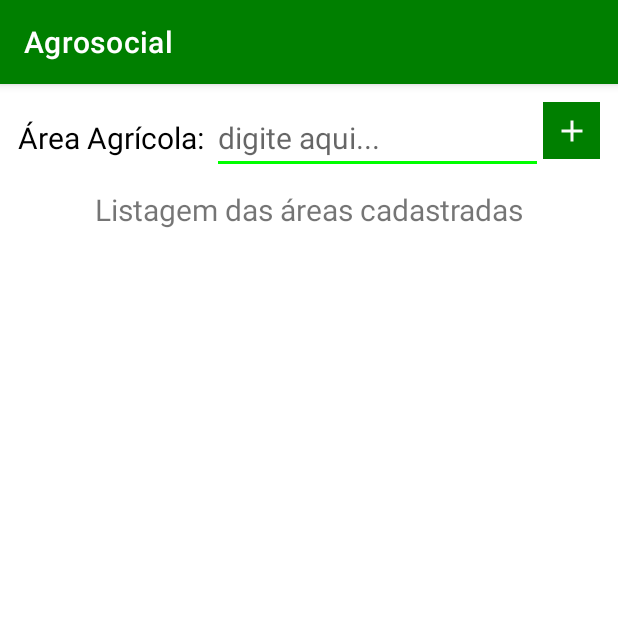
After one commit to m4rc0s5/Agrosocial, an Android app: the CadastroAreaActivity screen opened directly, with no data from a screen before it, on a phone screen of 412 x 824 dp, the top half of it. The commit adds this screen. Run offline under Robolectric (Android 15) with nearby library versions, the phone set to English and light mode, and no system bars; our stand-ins replace Firebase (no records; nobody signed in at launch, a user with empty details on screens opened directly).

Commit message:
inseri cadastro de áreas

```diff
--- a/app/build.gradle
+++ b/app/build.gradle
@@ -37,7 +37,8 @@
     androidTestImplementation 'androidx.test.ext:junit:1.1.5'
     androidTestImplementation 'androidx.test.espresso:espresso-core:3.5.1'
     implementation platform('com.google.firebase:firebase-bom:32.3.1')
+    implementation 'com.google.firebase:firebase-firestore:24.6.1'
+    implementation 'com.google.firebase:firebase-core:21.1.1'
     implementation 'com.google.firebase:firebase-analytics'
-    implementation 'com.google.firebase:firebase-firestore:24.8.1'
-    implementation 'com.google.firebase:firebase-core:21.1.1'
+    implementation 'com.google.firebase:firebase-database:20.2.2'
 }
--- /dev/null
+++ b/app/src/main/java/com/marcos/longhini/agrosocial/CadastroAreaActivity.java
@@ -0,0 +1,105 @@
+package com.marcos.longhini.agrosocial;
+
+import androidx.annotation.NonNull;
+import androidx.appcompat.app.AppCompatActivity;
+
+import android.os.Bundle;
+import android.util.Log;
+import android.view.View;
+import android.widget.ArrayAdapter;
+import android.widget.EditText;
+import android.widget.ListView;
+import android.widget.SimpleAdapter;
+
+import com.google.android.gms.tasks.OnCompleteListener;
+import com.google.android.gms.tasks.Task;
+import com.google.firebase.database.DataSnapshot;
+import com.google.firebase.database.DatabaseError;
+import com.google.firebase.database.DatabaseReference;
+import com.google.firebase.database.FirebaseDatabase;
+import com.google.firebase.database.ValueEventListener;
+
+import java.util.ArrayList;
+import java.util.HashMap;
+import java.util.List;
+import java.util.Map;
+
+public class CadastroAreaActivity extends AppCompatActivity {
+
+    private ListView listView;
+    private EditText txtAA;
+    private ArrayAdapter adapter;
+    private List<String> dataList;
+
+    @Override
+    protected void onCreate(Bundle savedInstanceState) {
+        super.onCreate(savedInstanceState);
+        setContentView(R.layout.activity_cadastro_area);
+
+        txtAA = findViewById(R.id.txtAA);
+        listView = findViewById(R.id.listView);
+
+        dataList = new ArrayList<>();
+        adapter = new ArrayAdapter(this, R.layout.simple_list_item, dataList);
+        listView.setAdapter(adapter);
+
+        carregarAA();
+
+    }
+
+    private void carregarAA() {
+
+        FirebaseDatabase database = FirebaseDatabase.getInstance();
+        DatabaseReference dataListRef = database.getReference("area_agricola");
+        dataListRef.addValueEventListener(new ValueEventListener() {
+            @Override
+            public void onDataChange(@NonNull DataSnapshot dataSnapshot) {
+
+                dataList.clear();
+                for (DataSnapshot areaSnapshot : dataSnapshot.getChildren()) {
+                    String value = areaSnapshot.getValue(String.class);
+                    Log.d("AREA", value);
+                    dataList.add(value);
+                }
+                adapter.notifyDataSetChanged();
+            }
+            @Override
+            public void onCancelled(@NonNull DatabaseError databaseError) {
+                // Handle error if data retrieval is unsuccessful
+            }
+        });
+
+    }
+
+
+    public void insereAreaClick(View view) {
+        String area = txtAA.getText().toString();
+        if (area.isEmpty()) {
+            Ferramentas.mensagem_Tela(CadastroAreaActivity.this, "Campo em branco!");
+        }
+        else {
+            FirebaseDatabase database = FirebaseDatabase.getInstance();
+            DatabaseReference dataListRef = database.getReference("area_agricola");
+
+            String newEntryKey = dataListRef.push().getKey();
+            Map<String, Object> dataToAdd = new HashMap<>();
+            dataToAdd.put(newEntryKey, area);
+
+            dataListRef.updateChildren(dataToAdd).addOnCompleteListener(new OnCompleteListener<Void>() {
+                @Override
+                public void onComplete(@NonNull Task<Void> task) {
+                    if (task.isSuccessful()) {
+                        // Data inserted successfully
+                        Ferramentas.mensagem_Tela(CadastroAreaActivity.this, "Área inserida com sucesso!");
+                        adapter.notifyDataSetChanged();
+
+                    } else {
+                        // Handle the error
+                        Ferramentas.mensagem_Tela(CadastroAreaActivity.this,"Erro: " + task.getException());
+                    }
+                }
+            });
+
+        }
+    }
+}
--- /dev/null
+++ b/app/src/main/res/drawable/ic_settings.xml
@@ -0,0 +1,5 @@
+<vector android:height="24dp" android:tint="#FFFFFF"
+    android:viewportHeight="24" android:viewportWidth="24"
+    android:width="24dp" xmlns:android="http://schemas.android.com/apk/res/android">
+    <path android:fillColor="@android:color/white" android:pathData="M19.14,12.94c0.04,-0.3 0.06,-0.61 0.06,-0.94c0,-0.32 -0.02,-0.64 -0.07,-0.94l2.03,-1.58c0.18,-0.14 0.23,-0.41 0.12,-0.61l-1.92,-3.32c-0.12,-0.22 -0.37,-0.29 -0.59,-0.22l-2.39,0.96c-0.5,-0.38 -1.03,-0.7 -1.62,-0.94L14.4,2.81c-0.04,-0.24 -0.24,-0.41 -0.48,-0.41h-3.84c-0.24,0 -0.43,0.17 -0.47,0.41L9.25,5.35C8.66,5.59 8.12,5.92 7.63,6.29L5.24,5.33c-0.22,-0.08 -0.47,0 -0.59,0.22L2.74,8.87C2.62,9.08 2.66,9.34 2.86,9.48l2.03,1.58C4.84,11.36 4.8,11.69 4.8,12s0.02,0.64 0.07,0.94l-2.03,1.58c-0.18,0.14 -0.23,0.41 -0.12,0.61l1.92,3.32c0.12,0.22 0.37,0.29 0.59,0.22l2.39,-0.96c0.5,0.38 1.03,0.7 1.62,0.94l0.36,2.54c0.05,0.24 0.24,0.41 0.48,0.41h3.84c0.24,0 0.44,-0.17 0.47,-0.41l0.36,-2.54c0.59,-0.24 1.13,-0.56 1.62,-0.94l2.39,0.96c0.22,0.08 0.47,0 0.59,-0.22l1.92,-3.32c0.12,-0.22 0.07,-0.47 -0.12,-0.61L19.14,12.94zM12,15.6c-1.98,0 -3.6,-1.62 -3.6,-3.6s1.62,-3.6 3.6,-3.6s3.6,1.62 3.6,3.6S13.98,15.6 12,15.6z"/>
+</vector>
--- /dev/null
+++ b/app/src/main/res/layout/activity_cadastro_area.xml
@@ -0,0 +1,56 @@
+<?xml version="1.0" encoding="utf-8"?>
+<LinearLayout xmlns:android="http://schemas.android.com/apk/res/android"
+    xmlns:app="http://schemas.android.com/apk/res-auto"
+    xmlns:tools="http://schemas.android.com/tools"
+    android:layout_width="match_parent"
+    android:layout_height="match_parent"
+    android:layout_margin="12dp"
+    android:background="@color/white"
+    android:orientation="vertical"
+    tools:context=".CadastroAreaActivity">
+
+    <LinearLayout
+        android:layout_width="match_parent"
+        android:layout_height="wrap_content"
+        android:orientation="horizontal">
+
+        <TextView
+            android:layout_width="wrap_content"
+            android:layout_height="wrap_content"
+            android:text="Área Agrícola:"
+            android:textColor="@color/black"
+            android:textSize="20dp" />
+
+        <EditText
+            android:id="@+id/txtAA"
+            android:layout_width="wrap_content"
+            android:layout_height="wrap_content"
+            android:layout_marginLeft="5dp"
+            android:layout_weight="1"
+            android:hint="digite aqui..."
+            android:textSize="20dp" />
+
+        <ImageButton
+            android:layout_width="38dp"
+            android:layout_height="38dp"
+            android:onClick="insereAreaClick"
+            android:background="@color/green_dark"
+            android:src="@drawable/ic_add" />
+
+    </LinearLayout>
+
+    <TextView
+        android:layout_width="match_parent"
+        android:layout_height="wrap_content"
+        android:layout_marginTop="10dp"
+        android:gravity="center"
+        android:text="Listagem das áreas cadastradas"
+        android:textSize="20dp" />
+
+    <ListView
+        android:id="@+id/listView"
+        android:layout_width="match_parent"
+        android:layout_height="match_parent"
+        android:layout_marginTop="20dp" />
+
+</LinearLayout>
```
Also changed, not shown: app/src/main/AndroidManifest.xml (+7 -2 lines), app/src/main/java/com/marcos/longhini/agrosocial/CadastroActivity.java (+3 -4 lines), app/src/main/java/com/marcos/longhini/agrosocial/Tela_entrada.java (+61 -1 lines), app/src/main/res/layout/activity_cadastro.xml (+0 -13 lines), app/src/main/res/layout/custom_dialog.xml (added, +64 -0 lines), app/src/main/res/layout/simple_list_item.xml (added, +11 -0 lines), app/src/main/res/menu/entrada_menu.xml (added, +12 -0 lines).
